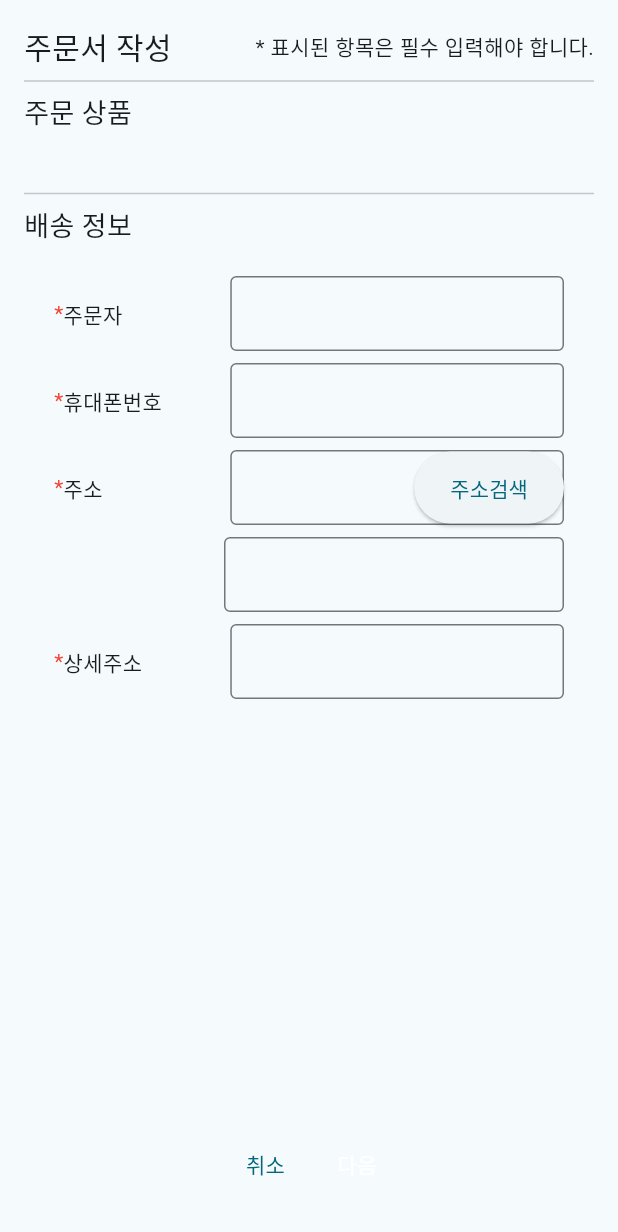
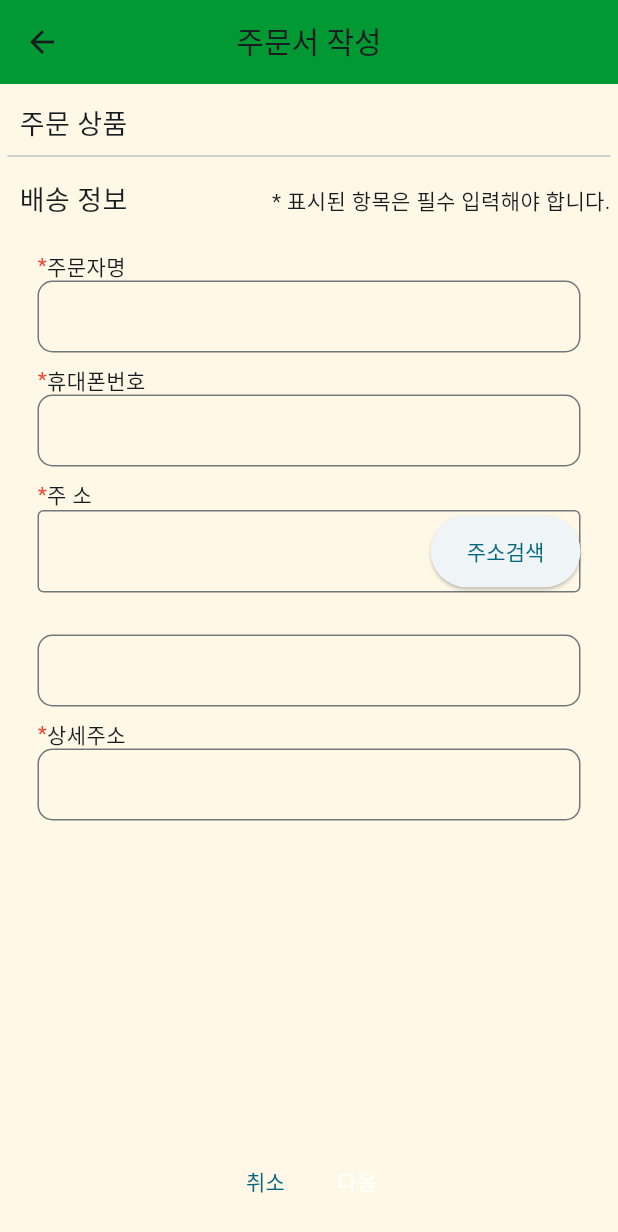
Before and after one commit to ALSDlab/birthday_presents_web_app, a Flutter app: the FillOrderFormPage screen opened directly with empty values, on a phone screen of 412 x 824 dp. Shown: the top 1232 px of the screen. Run offline on Flutter 3.47's test engine with Material 3 defaults, Android fonts, the phone set to English and light mode, and no system bars; our stand-ins replace bootstrap_icons, cached_network_image, cloud_firestore, connectivity_plus, firebase_auth, firebase_core and 7 more; missing offline and left inert: async_button_builder, bootpay, daum_postcode_search, kpostal_web; accounts and stored records are empty; generated files the repository leaves out were written again; Roboto replaces fonts that are missing (Jalnan, Kopub).

Commit message:
feat: UI 디자인 작업중

```diff
--- a/lib/main.dart
+++ b/lib/main.dart
@@ -26,6 +26,7 @@ class MyApp extends StatelessWidget {
       builder: (context, child) => MaterialApp.router(
         debugShowCheckedModeBanner: false,
         theme: ThemeData(
+          scaffoldBackgroundColor: const Color(0xFFFFF8E7),
           fontFamily: 'Kopub', colorScheme: ColorScheme.fromSeed(seedColor: const Color(0xFF325c6a)).copyWith(background: Colors.white),
         ),
         routerConfig: router,
--- a/lib/view/page/navigation_page/scaffold_with_nav_bar.dart
+++ b/lib/view/page/navigation_page/scaffold_with_nav_bar.dart
@@ -34,7 +34,7 @@ class _ScaffoldWithNavBarState extends State<ScaffoldWithNavBar> {
       body: SafeArea(child: widget.child),
       bottomNavigationBar: StylishBottomBar(
         option: AnimatedBarOptions(
-          padding: const EdgeInsets.only(top: 8),
+          padding: const EdgeInsets.only(top: 12),
           iconSize: 30,
           barAnimation: BarAnimation.fade,
           iconStyle: IconStyle.Default,
--- a/lib/view/page/order_page/fill_order_form_page.dart
+++ b/lib/view/page/order_page/fill_order_form_page.dart
@@ -1,6 +1,7 @@
 import 'package:async_button_builder/async_button_builder.dart';
 import 'package:daum_postcode_search/data_model.dart';
 import 'package:firebase_auth/firebase_auth.dart';
+import 'package:flutter/cupertino.dart';
 import 'package:flutter/material.dart';
 import 'package:go_router/go_router.dart';
 import 'package:myk_market_app/view/page/order_page/fill_order_form_page_view_model.dart';
@@ -16,7 +17,7 @@ import 'for_order_list_widget.dart';
 class FillOrderFormPage extends StatefulWidget {
   FillOrderFormPage({super.key, required this.forOrderItems});
 
-  List<OrderModel> forOrderItems;
+  final List<OrderModel> forOrderItems;
 
   @override
   State<FillOrderFormPage> createState() => _FillOrderFormPageState();
@@ -40,38 +41,36 @@ class _FillOrderFormPageState extends State<FillOrderFormPage> {
     final viewModel = context.watch<FillOrderFormPageViewModel>();
     final state = viewModel.state;
 
-    return Scaffold(
-      body: SafeArea(
-        child: (state.isLoading)
+    return SafeArea(
+      child: Scaffold(
+        appBar: AppBar(
+          backgroundColor: const Color(0xFF019934),
+          title: const Text(
+            '주문서 작성',
+            style: TextStyle(fontFamily: 'Jalnan', fontSize: 20),
+          ),
+          centerTitle: true,
+        ),
+        body: (state.isLoading)
             ? const Center(
                 child: CircularProgressIndicator(),
               )
             : Padding(
-                padding: const EdgeInsets.all(16.0),
+                padding: const EdgeInsets.all(5.0),
                 child: Column(
                   children: [
-                    const Row(
-                      mainAxisAlignment: MainAxisAlignment.spaceBetween,
-                      children: [
-                        Text(
-                          '주문서 작성',
-                          style: TextStyle(fontFamily: 'Jalnan', fontSize: 20),
-                        ),
-                        Text('* 표시된 항목은 필수 입력해야 합니다.'),
-                      ],
-                    ),
-                    const Divider(),
                     Expanded(
                       child: ListView(
                         physics: const BouncingScrollPhysics(),
                         children: [
-                          const Text(
+                          const Padding(
+                            padding: EdgeInsets.only(top: 8, left: 8),
+                            child: Text(
                               '주문 상품',
                               style: TextStyle(fontSize: 18),
                             ),
-                          Padding(
-                            padding: const EdgeInsets.only(top: 16, bottom: 16),
-                            child: ListView.builder(
+                          ),
+                          ListView.builder(
                             shrinkWrap: true,
                             physics: const BouncingScrollPhysics(),
                             itemCount: widget.forOrderItems.length,
@@ -83,11 +82,19 @@ class _FillOrderFormPageState extends State<FillOrderFormPage> {
                               );
                             },
                           ),
+                          const Divider(),
+                          const Padding(
+                            padding: EdgeInsets.only(top: 8, left: 8),
+                            child: Row(
+                              mainAxisAlignment: MainAxisAlignment.spaceBetween,
+                              children: [
+                                Text(
+                                  '배송 정보',
+                                  style: TextStyle(fontSize: 18, ),
                                 ),
-                          const Divider(),
-                          const Text(
-                            '배송 정보',
-                            style: TextStyle(fontSize: 18),
+                                Text('* 표시된 항목은 필수 입력해야 합니다.'),
+                              ],
+                            ),
                           ),
                           Form(
                             key: _formKey,
@@ -99,7 +106,9 @@ class _FillOrderFormPageState extends State<FillOrderFormPage> {
                               itemBuilder: (context, index) {
                                 return Padding(
                                   padding: const EdgeInsets.all(4.0),
-                                  child: Row(
+                                  child: Column(
+                                    children: [
+                                      Row(
                                         mainAxisAlignment: MainAxisAlignment.center,
                                         crossAxisAlignment:
                                             CrossAxisAlignment.center,
@@ -113,16 +122,18 @@ class _FillOrderFormPageState extends State<FillOrderFormPage> {
                                             child: Text(
                                                 viewModel.gridLeftArray[index]),
                                           ),
-                                      Expanded(
-                                        flex: 2,
-                                        child: index == 2
+                                        ],
+                                      ),
+                                      index == 2
                                           ? TextFormField(
                                         readOnly: true,
                                         style: const TextStyle(
-                                                    fontSize: 12),
+                                            fontSize: 15),
                                         decoration: InputDecoration(
                                             border:
-                                                        const OutlineInputBorder(),
+                                            const OutlineInputBorder(
+                                              gapPadding: 2
+                                            ),
                                             suffixIcon: ElevatedButton(
                                                 onPressed: () async {
                                                   try {
@@ -160,14 +171,20 @@ class _FillOrderFormPageState extends State<FillOrderFormPage> {
                                         readOnly:
                                         (index == 3) ? true : false,
                                         style: const TextStyle(
-                                                    fontSize: 12),
+                                            fontSize: 15),
                                         decoration:
-                                                    const InputDecoration(
-                                                  border: OutlineInputBorder(),
+                                        InputDecoration(
+                                          contentPadding: const EdgeInsets.fromLTRB(10,10,0,10),
+                                          border: OutlineInputBorder(
+                                            borderSide: const BorderSide(
+                                              width: 4,
+                                              color: Colors.white,
+                                            ),
+                                            borderRadius: BorderRadius.circular(10),
+                                          ),
                                         ),
                                         controller: viewModel
                                             .controllers[index],
-                                              ),
                                       ),
                                     ],
                                   ),
--- a/lib/view/page/order_page/fill_order_form_page_view_model.dart
+++ b/lib/view/page/order_page/fill_order_form_page_view_model.dart
@@ -18,7 +18,7 @@ class FillOrderFormPageViewModel extends ChangeNotifier {
     getUserList();
   }
 
-  final gridLeftArray = ['주문자', '휴대폰번호', '주소', '', '상세주소'];
+  final gridLeftArray = ['주문자명', '휴대폰번호', '주 소', '', '상세주소'];
   List<TextEditingController> controllers = [];
   DataModel? daumPostcodeSearchDataModel;
 
--- a/lib/view/page/product_detail_page/product_detail_page.dart
+++ b/lib/view/page/product_detail_page/product_detail_page.dart
@@ -44,6 +44,7 @@ class _ProductDetailPageState extends State<ProductDetailPage> {
     _showCartBadge = state.forBadgeList.isNotEmpty;
     return Scaffold(
       appBar: AppBar(
+        backgroundColor: const Color(0xFF019934),
         actions: [
           badges.Badge(
             position: badges.BadgePosition.topEnd(top: 0, end: 5),
@@ -415,7 +416,7 @@ class _ProductDetailPageState extends State<ProductDetailPage> {
                                               [directOrderItem];
                                           GoRouter.of(context).go(
                                               '/shopping_cart_page/fill_order_page',
-                                              extra: orderItemList);
+                                              extra: {'orderModelList' : orderItemList});
                                           // context.push('/fill_order_page',
                                           //     extra: [directOrderItem]);
                                         },
--- a/lib/view/page/product_page/product_page.dart
+++ b/lib/view/page/product_page/product_page.dart
@@ -7,7 +7,7 @@ import 'package:provider/provider.dart';
 class ProductPage extends StatefulWidget {
   const ProductPage({super.key, required this.navSetState});
 
-  final bool Function(int) navSetState;
+  final bool Function(int)? navSetState;
 
   @override
   State<ProductPage> createState() => _ProductPageState();
@@ -37,6 +37,7 @@ class _ProductPageState extends State<ProductPage> {
     final state = viewModel.state;
     return Scaffold(
       appBar: AppBar(
+        backgroundColor: const Color(0xFF019934),
         title: const Text(
           '민영기 염소탕',
           style: TextStyle(fontFamily: 'Jalnan', fontSize: 20),
--- a/lib/view/page/shopping_cart_page/shopping_cart_page.dart
+++ b/lib/view/page/shopping_cart_page/shopping_cart_page.dart
@@ -6,7 +6,7 @@ import 'package:provider/provider.dart';
 class ShoppingCartPage extends StatefulWidget {
   const ShoppingCartPage({super.key, required this.navSetState});
 
-  final bool Function(int) navSetState;
+  final bool Function(int)? navSetState;
 
   @override
   State<ShoppingCartPage> createState() => _ShoppingCartPageState();
@@ -31,6 +31,7 @@ class _ShoppingCartPageState extends State<ShoppingCartPage> {
     final state = viewModel.state;
     return Scaffold(
       appBar: AppBar(
+        backgroundColor: const Color(0xFFFFF8E7),
         title: const Text('장바구니'),
         centerTitle: true,
       ),
@@ -79,7 +80,7 @@ class _ShoppingCartPageState extends State<ShoppingCartPage> {
                       return ShoppingCartPageWidget(
                         shoppingProductForCart: state.cartList[index],
                         removeFromCartList: viewModel.removeFromCartList,
-                        navSetState: widget.navSetState,
+                        navSetState: widget.navSetState!,
                       );
                     },
                     itemCount: state.cartList.length,
```
Also changed, not shown: lib/router.dart (+6 -6 lines), lib/view/page/main_page/main_page.dart (+6 -5 lines), lib/view/page/order_page/for_order_list_widget.dart (+23 -7 lines). Lines whose indentation alone changed are shown as unchanged.
